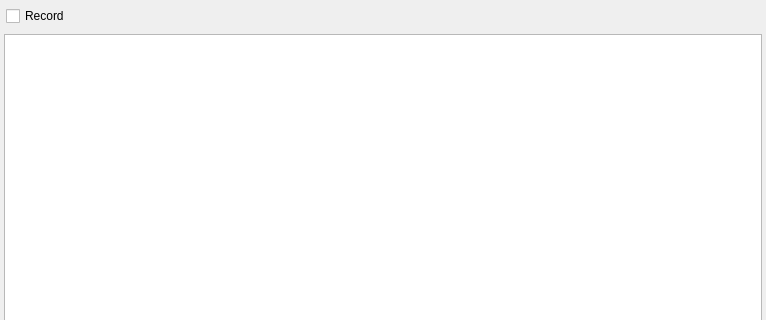
Before: the Qt Designer form src/studio/profilerui.ui in nem0/LumixEngine, drawn with Qt 5; both pictures show x 0 to 766 and y 0 to 320 of the 766 by 548 pixel window.
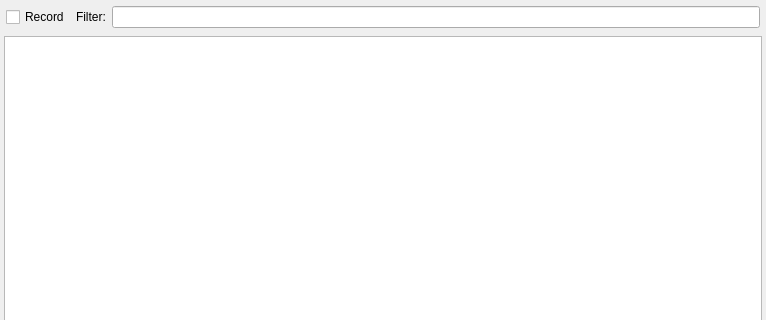
After: the same form once the commit is applied. Custom widgets are drawn as their Qt base class.

The edit to the form file:
```diff
--- a/src/studio/profilerui.ui
+++ b/src/studio/profilerui.ui
@@ -64,6 +64,16 @@
             </property>
            </widget>
           </item>
+          <item>
+           <widget class="QLabel" name="label">
+            <property name="text">
+             <string>Filter:</string>
+            </property>
+           </widget>
+          </item>
+          <item>
+           <widget class="QLineEdit" name="filterInput"/>
+          </item>
          </layout>
         </widget>
        </item>
```
